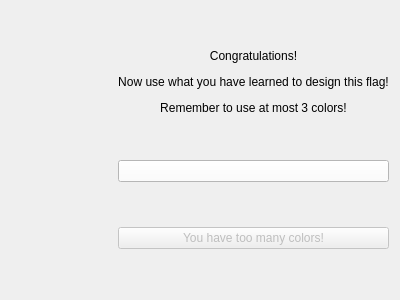
The window that flagcoloringpuzzle.ui (zxjorge/EDApp) describes before a commit, drawn with Qt 5.
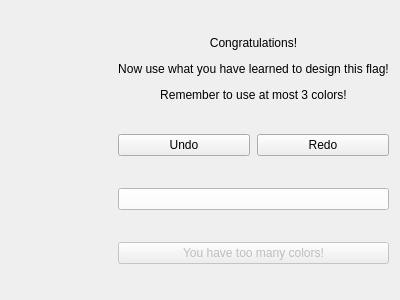
The same window after the commit. Custom widgets are drawn as their Qt base class.

Commit message: added undo and redo to flag coloring puzzle

Patch:
```diff
--- a/flagcoloringpuzzle.ui
+++ b/flagcoloringpuzzle.ui
@@ -41,6 +41,24 @@
        </property>
       </widget>
      </item>
+     <item>
+      <layout class="QHBoxLayout" name="horizontalLayout_2">
+       <item>
+        <widget class="QPushButton" name="undo">
+         <property name="text">
+          <string>Undo</string>
+         </property>
+        </widget>
+       </item>
+       <item>
+        <widget class="QPushButton" name="redo">
+         <property name="text">
+          <string>Redo</string>
+         </property>
+        </widget>
+       </item>
+      </layout>
+     </item>
      <item>
       <widget class="QPushButton" name="colorPaletteButton">
        <property name="sizePolicy">
```
The commit also changes 1 other file.
